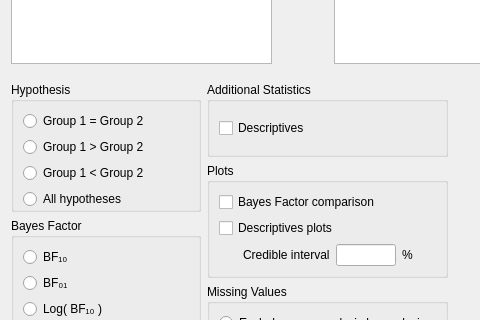
The window that JASP-Desktop/analysisforms/Bain/bainttestbayesianindependentsamplesform.ui (koenderks/Jasp-desktop) describes before a commit, drawn with Qt 5; both pictures show x 0 to 480 and y 385 to 705 of the 606 by 862 pixel window.
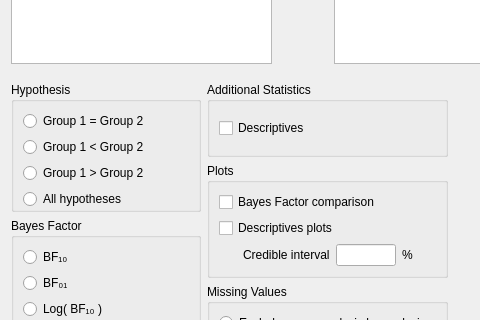
The same window after the commit. Custom widgets are drawn as their Qt base class.

```diff
--- a/JASP-Desktop/analysisforms/Bain/bainttestbayesianindependentsamplesform.ui
+++ b/JASP-Desktop/analysisforms/Bain/bainttestbayesianindependentsamplesform.ui
@@ -253,7 +253,7 @@
                </sizepolicy>
               </property>
               <property name="text">
-               <string>Group 1 &lt; Group 2</string>
+               <string>Group 1 &gt; Group 2</string>
               </property>
              </widget>
             </item>
@@ -266,7 +266,7 @@
                </sizepolicy>
               </property>
               <property name="text">
-               <string>Group 1 &gt; Group 2</string>
+               <string>Group 1 &lt; Group 2</string>
               </property>
              </widget>
             </item>
```
